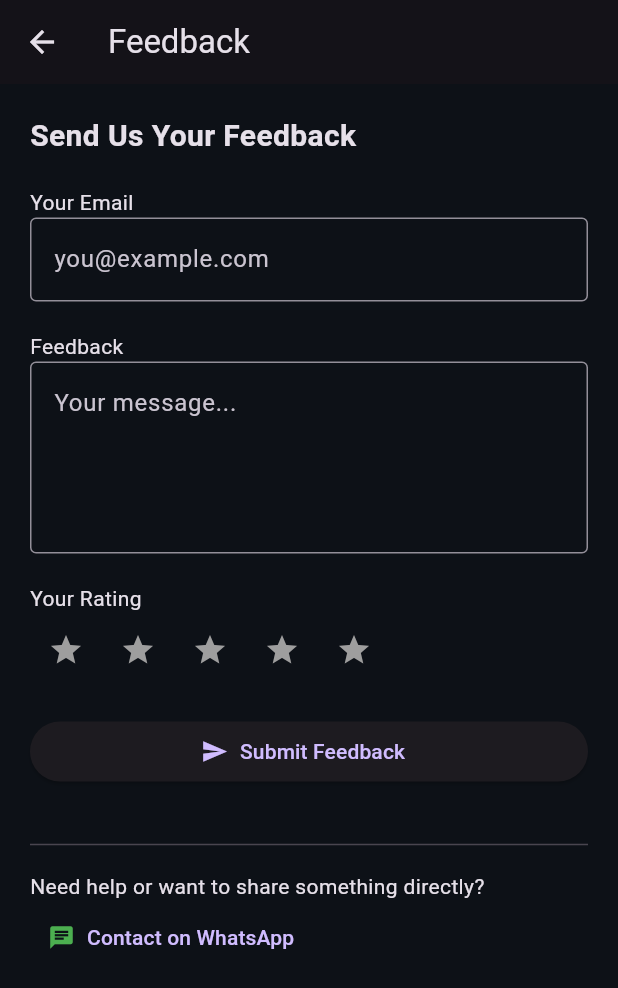
After one commit to Asvix-04/MediBot-Flutter-App, a Flutter app: the FeedbackScreen screen opened directly, on a phone screen of 412 x 824 dp. The commit adds this screen. Shown: the top 988 px of the screen. Run offline on Flutter 3.47's test engine with Material 3 defaults, Android fonts, the phone set to English and light mode, and no system bars; our stand-ins replace cloud_firestore, email_validator, firebase_auth, firebase_core, image_picker, table_calendar; accounts and stored records are empty.

Commit message:
Implemented feedback

```diff
--- /dev/null
+++ b/lib/feedback_screen.dart
@@ -0,0 +1,175 @@
+import 'package:flutter/material.dart';
+import 'package:url_launcher/url_launcher.dart';
+import 'package:cloud_firestore/cloud_firestore.dart';
+import 'package:firebase_auth/firebase_auth.dart';
+
+class FeedbackScreen extends StatefulWidget {
+  const FeedbackScreen({super.key});
+
+  @override
+  State<FeedbackScreen> createState() => _FeedbackScreenState();
+}
+
+class _FeedbackScreenState extends State<FeedbackScreen> {
+  final TextEditingController emailController = TextEditingController();
+  final TextEditingController feedbackController = TextEditingController();
+  int rating = 0;
+
+  void submitFeedback() async {
+  final email = emailController.text.trim();
+  final message = feedbackController.text.trim();
+  final user = FirebaseAuth.instance.currentUser;
+
+  if (email.isEmpty || message.isEmpty || rating == 0 || user == null) {
+    ScaffoldMessenger.of(context).showSnackBar(
+      const SnackBar(content: Text('Please fill all fields and select a rating.')),
+    );
+    return;
+  }
+
+  try {
+    final uid = user.uid;
+    String name = 'User';
+    String userType = 'unknown';
+
+    // Check if the user is a doctor
+    final doctorDoc = await FirebaseFirestore.instance.collection('doctors').doc(uid).get();
+    if (doctorDoc.exists) {
+      final data = doctorDoc.data()!;
+      name = data['name'] ?? 'Doctor';
+      userType = 'doctor';
+    } else {
+      // Else check if the user is a patient
+      final patientDoc = await FirebaseFirestore.instance.collection('patients').doc(uid).get();
+      if (patientDoc.exists) {
+        final data = patientDoc.data()!;
+        name = data['name'] ?? 'Patient';
+        userType = 'patient';
+      }
+    }
+
+    // Save feedback
+    await FirebaseFirestore.instance.collection('feedbacks').add({
+      'name': name,
+      'email': email,
+      'message': message,
+      'rating': rating,
+      'timestamp': FieldValue.serverTimestamp(),
+      'userId': uid,
+      'userType': userType,
+    });
+
+    ScaffoldMessenger.of(context).showSnackBar(
+      const SnackBar(content: Text('Feedback submitted successfully!')),
+    );
+
+    emailController.clear();
+    feedbackController.clear();
+    setState(() {
+      rating = 0;
+    });
+  } catch (e) {
+    ScaffoldMessenger.of(context).showSnackBar(
+      SnackBar(content: Text('Error submitting feedback: $e')),
+    );
+  }
+}
+
+
+  void contactOnWhatsApp() async {
+    const phoneNumber = '916393830921'; // Replace with your actual WhatsApp number
+    final url = Uri.parse("https://wa.me/$phoneNumber?text=Hi, I need help with the app");
+
+    if (await canLaunchUrl(url)) {
+      await launchUrl(url, mode: LaunchMode.externalApplication);
+    } else {
+      ScaffoldMessenger.of(context).showSnackBar(
+        const SnackBar(content: Text('Could not launch WhatsApp')),
+      );
+    }
+  }
+
+  @override
+  Widget build(BuildContext context) {
+    return Scaffold(
+      appBar: AppBar(
+        title: const Text('Feedback'),
+      ),
+      body: SingleChildScrollView(
+        padding: const EdgeInsets.all(20),
+        child: Column(
+          crossAxisAlignment: CrossAxisAlignment.start,
+          children: [
+            const Text('Send Us Your Feedback', style: TextStyle(fontSize: 20, fontWeight: FontWeight.bold)),
+
+            const SizedBox(height: 20),
+
+            const Text('Your Email'),
+            TextField(
+              controller: emailController,
+              keyboardType: TextInputType.emailAddress,
+              decoration: const InputDecoration(
+                hintText: 'you@example.com',
+                border: OutlineInputBorder(),
+              ),
+            ),
+
+            const SizedBox(height: 20),
+
+            const Text('Feedback'),
+            TextField(
+              controller: feedbackController,
+              maxLines: 4,
+              decoration: const InputDecoration(
+                hintText: 'Your message...',
+                border: OutlineInputBorder(),
+              ),
+            ),
+
+            const SizedBox(height: 20),
+
+            const Text('Your Rating'),
+            Row(
+              children: List.generate(5, (index) {
+                return IconButton(
+                  icon: Icon(
+                    Icons.star,
+                    color: index < rating ? Colors.orange : Colors.grey,
+                  ),
+                  onPressed: () {
+                    setState(() {
+                      rating = index + 1;
+                    });
+                  },
+                );
+              }),
+            ),
+
+            const SizedBox(height: 20),
+
+            SizedBox(
+              width: double.infinity,
+              child: ElevatedButton.icon(
+                icon: const Icon(Icons.send),
+                label: const Text('Submit Feedback'),
+                onPressed: submitFeedback,
+              ),
+            ),
+
+            const SizedBox(height: 30),
+            const Divider(),
+
+            const SizedBox(height: 10),
+            const Text('Need help or want to share something directly?'),
+
+            TextButton.icon(
+              icon: const Icon(Icons.chat, color: Colors.green),
+              label: const Text('Contact on WhatsApp'),
+              onPressed: contactOnWhatsApp,
+            ),
+          ],
+        ),
+      ),
+    );
+  }
+}
--- a/pubspec.yaml
+++ b/pubspec.yaml
@@ -22,6 +22,9 @@ dependencies:
 
   # ✅ Email validation
   email_validator: ^2.1.17
+
+  # ✅ Open external applications
+  url_launcher: ^6.2.6
 
 dev_dependencies:
   flutter_test:
```
Also changed, not shown: lib/chatbot_screen.dart (added, +77 -0 lines), lib/doctor_dashboard_screen.dart (+78 -17 lines), lib/patient_appointments_screen.dart (+28 -17 lines), lib/patient_dashboard_screen.dart (+13 -0 lines), pubspec.lock, 5 other files.
